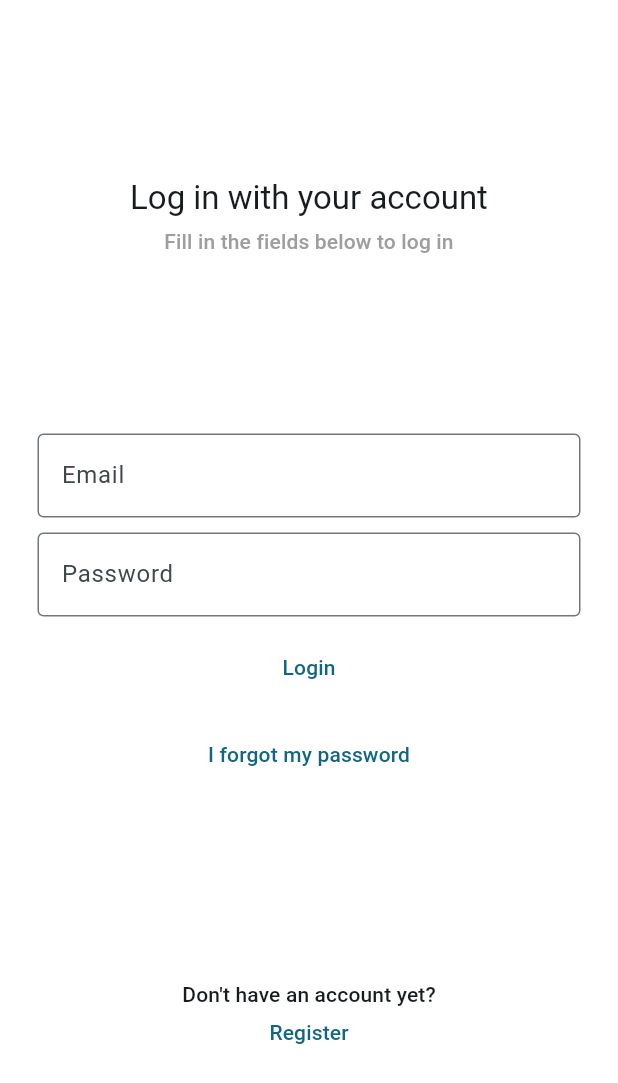
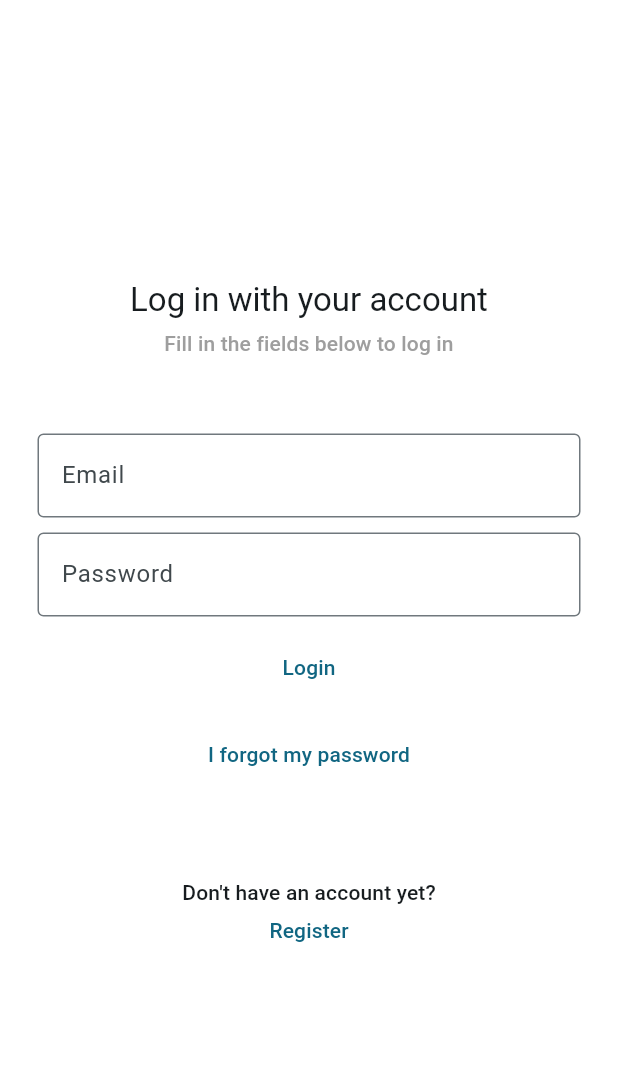
Before and after one commit to eduardoazvd17/investhelper, a Flutter app: the AuthPage screen opened by its route, on a phone screen of 412 x 824 dp. Shown: the top 1083 px of the screen. Run offline on Flutter 3.47's test engine with Material 3 defaults, Android fonts, the phone set to English and light mode, and no system bars; our stand-ins replace lottie; generated files the repository leaves out were written again.

Commit message:
Improving login screen

```diff
--- a/lib/src/features/auth/views/auth_page.dart
+++ b/lib/src/features/auth/views/auth_page.dart
@@ -42,15 +42,24 @@ class _AuthPageState extends State<AuthPage> {
   @override
   Widget build(BuildContext context) {
     return Scaffold(
-      body: Padding(
+      body: SafeArea(
+        child: Center(
+          child: SingleChildScrollView(
+            child: Padding(
               padding: const EdgeInsets.symmetric(horizontal: 25),
               child: Column(
                 mainAxisAlignment: MainAxisAlignment.spaceEvenly,
                 children: [
                   _titleWidget,
-            _formWidget,
+                  Padding(
+                    padding: const EdgeInsets.symmetric(vertical: 50),
+                    child: _formWidget,
+                  ),
                   _bottomWidget,
                 ],
+              ),
+            ),
+          ),
         ),
       ),
     );
```
Lines whose indentation alone changed are shown as unchanged.
